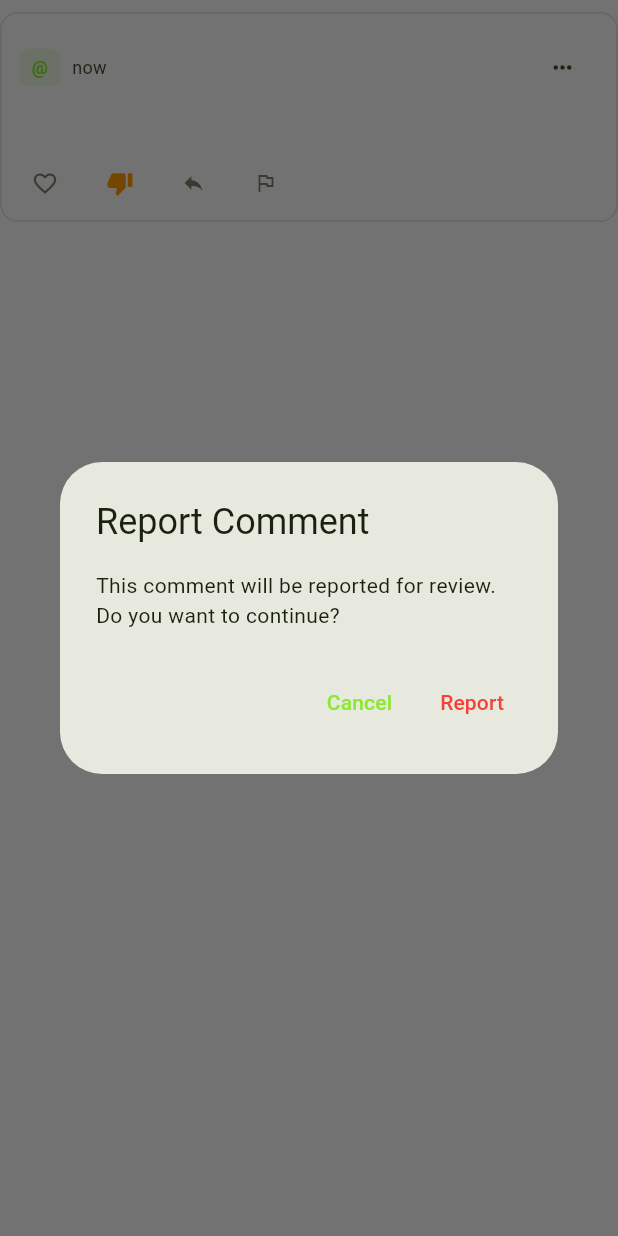
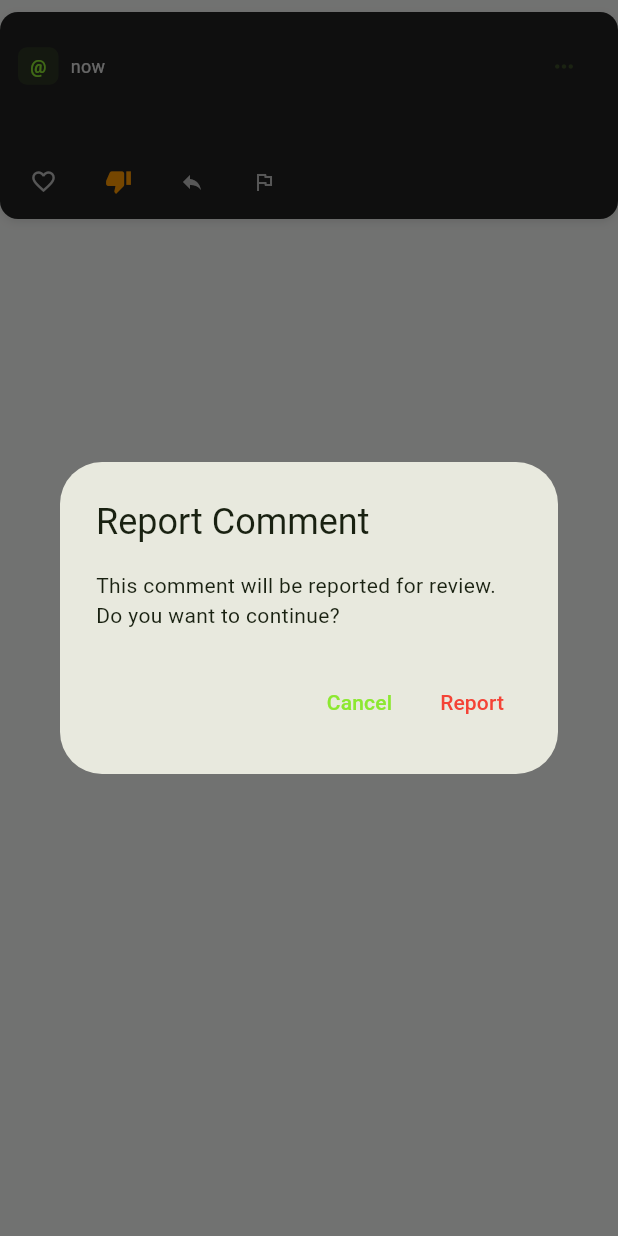
Before and after one commit to dp9910/zipsocial, a Flutter app: the CommentWidget widget shown alone on an empty page, opened directly with empty values, after a tap on the "flag" icon, on a phone screen of 412 x 824 dp. Run offline on Flutter 3.47's test engine with Material 3 defaults, Android fonts, the phone set to English and light mode, and no system bars; our stand-ins replace google_sign_in, supabase_flutter; accounts and stored records are empty; network calls fail; Roboto replaces fonts that are missing (BeVietnamPro).

Commit message:
feat: Modernize UI with better contrast containers and fix report functionality
- Implement modern PostCard design with dark containers for better contrast
- Update CommentWidget styling with theme-aware container colors
- Fix report functionality by switching from RPC to direct table operations
- Add comprehensive TimeFormatter utility for consistent timestamp display
- Improve dark mode text visibility throughout the UI
- Add missing report button to PostCard action buttons

🤖 Generated with [Claude Code](https://claude.ai/code)

Co-Authored-By: Claude <noreply@anthropic.com>

```diff
--- a/lib/screens/home_screen.dart
+++ b/lib/screens/home_screen.dart
@@ -184,12 +184,12 @@ class _HomeScreenState extends State<HomeScreen> {
                     : RefreshIndicator(
                         onRefresh: _loadFeed,
                         child: ListView.builder(
-                          padding: const EdgeInsets.symmetric(horizontal: 16),
+                          padding: const EdgeInsets.all(16),
                           itemCount: _posts.length,
                           itemBuilder: (context, index) {
                             final post = _posts[index];
                             return Padding(
-                              padding: const EdgeInsets.only(bottom: 16),
+                              padding: const EdgeInsets.only(bottom: 12),
                               child: PostCard(
                                 post: post,
                               ),
--- a/lib/widgets/comment_widget.dart
+++ b/lib/widgets/comment_widget.dart
@@ -147,6 +147,7 @@ class _CommentWidgetState extends State<CommentWidget> {
     final isOwner = widget.comment.userId == widget.currentUserId;
     final canReply = widget.comment.depth < widget.maxDepth;
     final hasReplies = widget.comment.hasReplies;
+    final isDark = Theme.of(context).brightness == Brightness.dark;
 
     return Container(
       margin: EdgeInsets.only(
@@ -161,12 +162,27 @@ class _CommentWidgetState extends State<CommentWidget> {
           Container(
             decoration: BoxDecoration(
               color: widget.comment.depth > 0
-                  ? Theme.of(context).colorScheme.surface.withOpacity(0.5)
-                  : Theme.of(context).colorScheme.surface,
+                  ? (isDark
+                      ? Theme.of(context).colorScheme.surface.withOpacity(0.3)
+                      : Colors.grey.shade800)
+                  : (isDark
+                      ? Theme.of(context).colorScheme.surface.withOpacity(0.7)
+                      : Colors.grey.shade900),
               borderRadius: BorderRadius.circular(12),
               border: widget.comment.depth > 0
                   ? Border.all(color: _indentColor, width: 2)
-                  : Border.all(color: Theme.of(context).colorScheme.outline.withOpacity(0.2)),
+                  : (isDark
+                      ? Border.all(color: Theme.of(context).colorScheme.outline.withOpacity(0.3))
+                      : null),
+              boxShadow: isDark
+                ? null
+                : [
+                    BoxShadow(
+                      color: Colors.black.withOpacity(0.1),
+                      blurRadius: 4,
+                      offset: const Offset(0, 2),
+                    ),
+                  ],
             ),
             child: Padding(
               padding: const EdgeInsets.all(12),
@@ -210,7 +226,9 @@ class _CommentWidgetState extends State<CommentWidget> {
                       Text(
                         widget.comment.timeAgo,
                         style: TextStyle(
-                          color: Theme.of(context).colorScheme.secondary,
+                          color: isDark
+                            ? Theme.of(context).colorScheme.secondary
+                            : Colors.grey.shade300,
                           fontSize: 12,
                         ),
                       ),
@@ -268,7 +286,11 @@ class _CommentWidgetState extends State<CommentWidget> {
                   // Comment content
                   Text(
                     widget.comment.content,
-                    style: Theme.of(context).textTheme.bodyMedium,
+                    style: Theme.of(context).textTheme.bodyMedium?.copyWith(
+                      color: isDark
+                        ? Theme.of(context).colorScheme.onSurface
+                        : Colors.white,
+                    ),
                   ),
                   const SizedBox(height: 12),
 
@@ -471,9 +493,12 @@ class _CommentActionButton extends StatelessWidget {
 
   @override
   Widget build(BuildContext context) {
+    final isDark = Theme.of(context).brightness == Brightness.dark;
     final color = isActive
         ? (activeColor ?? AppTheme.primary)
-        : Theme.of(context).colorScheme.secondary.withOpacity(0.7);
+        : (isDark
+            ? Theme.of(context).colorScheme.secondary.withOpacity(0.7)
+            : Colors.grey.shade400);
 
     return InkWell(
       onTap: onPressed,
```
Also changed, not shown: lib/services/interaction_service.dart (+42 -4 lines), lib/services/post_service.dart (+28 -1 lines), lib/widgets/post_card.dart (+103 -75 lines).
